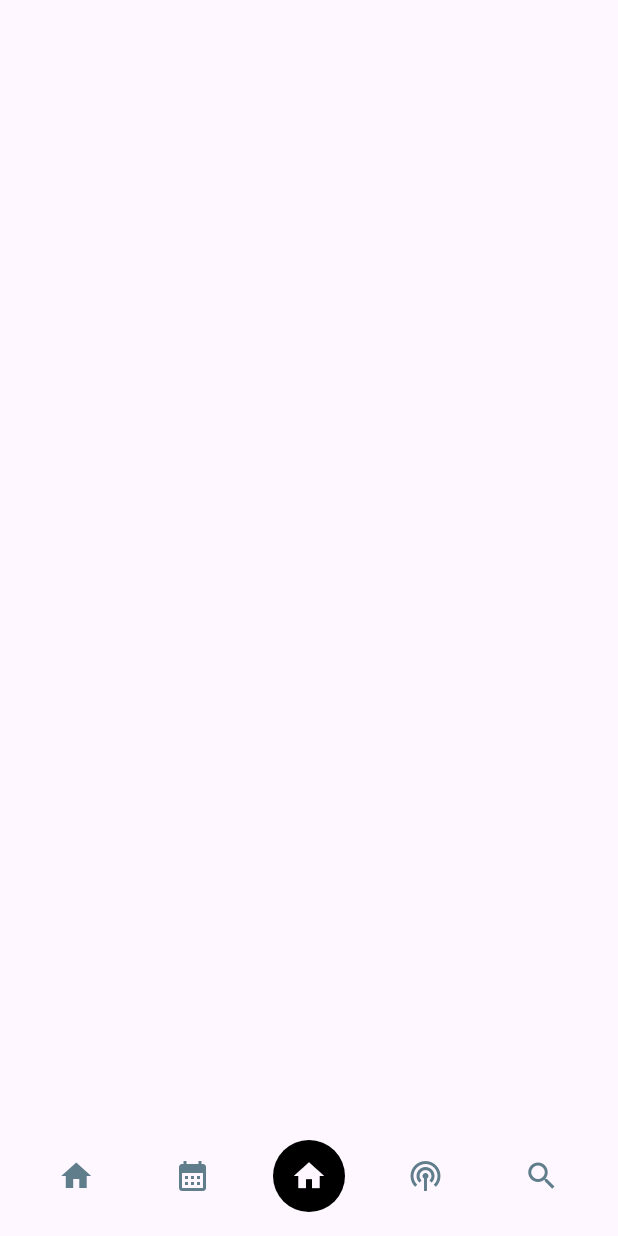
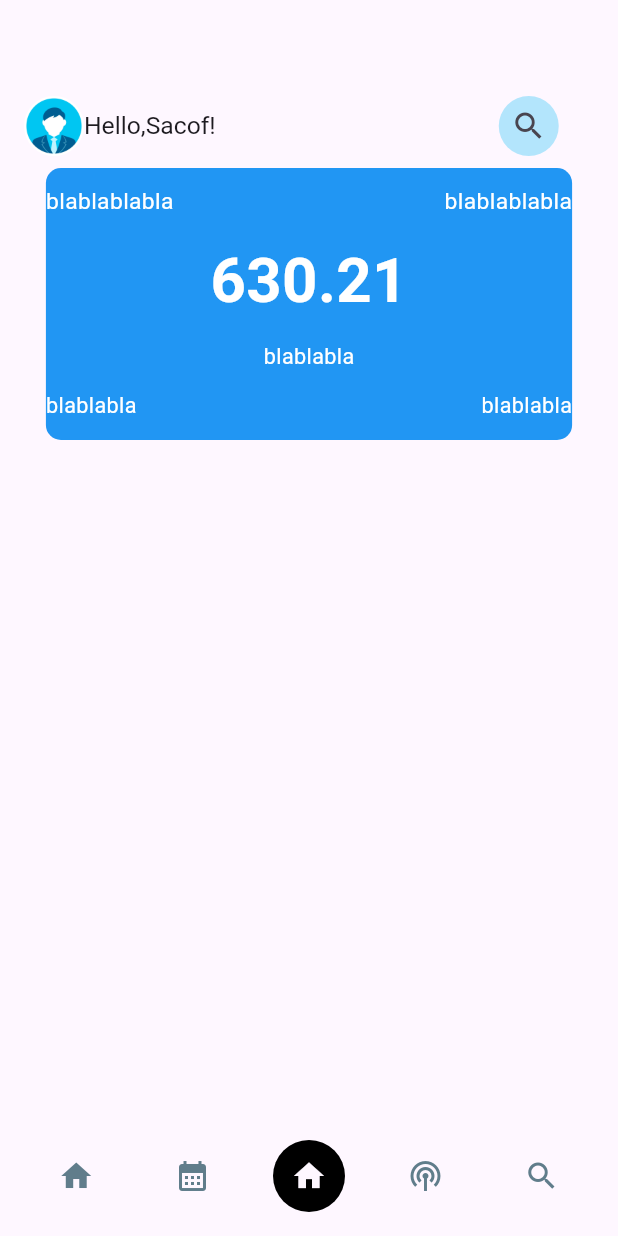
Before and after one commit to Honorine684/fluterrDay02, a Flutter app: the screen it shows after launch, on a phone screen of 412 x 824 dp. Run offline on Flutter 3.47's test engine with Material 3 defaults, Android fonts, the phone set to English and light mode, and no system bars; drawn by our look-alikes of flutter_snake_navigationbar.

Commit message:
Mise en place de l appbar [animation recherche] et [conception carte de visualisation]

```diff
--- a/pay/lib/Home.dart
+++ b/pay/lib/Home.dart
@@ -1,22 +1,128 @@
 import 'package:flutter/material.dart';
 
-class Home extends StatefulWidget{
+class Home extends StatefulWidget {
   const Home({super.key});
 
   @override
   State<Home> createState() {
     return HomeState();
   }
+}
 
-}
-class HomeState extends State<Home>{
+class HomeState extends State<Home> {
+  bool voirRecherche = false;
+  final TextEditingController searchController = TextEditingController();
+  @override
+  void dispose() {
+  searchController.dispose();
+    super.dispose();
+  }
+  @override
+  Widget build(BuildContext context) {
+    final largeurEcran = MediaQuery.of(context).size.width;
+    final hauteurEcran = MediaQuery.of(context).size.height;
+    return Scaffold(
+      appBar: AppBar(
+        title: AnimatedCrossFade(
+            firstChild: Row(
+
+              children: [
+                CircleAvatar(
+                  backgroundColor: Colors.white,
+                  child: Image.asset("assets/images/avatar.png",
+                      width: largeurEcran * 0.13, height: hauteurEcran * 0.13),
+                ),
+
+                Text(
+                  "Hello,Sacof!",
+                  style: TextStyle(fontSize: largeurEcran * 0.04),
+                ),
+              ],
+            ),
+            secondChild: TextField(
+              keyboardType: TextInputType.text,
+              cursorColor: Color(0xFF075E54),
+              decoration: InputDecoration(
+                hintText: 'Rechercher...',
+                hintStyle: TextStyle(color: Colors.black),
+                border: OutlineInputBorder(
+                  borderRadius: BorderRadius.circular(80),
+                  borderSide: BorderSide(width: 0, style: BorderStyle.none),
+                ),
+                filled: true,
+                contentPadding: EdgeInsets.all(8),
+              ),
+              controller: searchController,
+            ),
+            crossFadeState: voirRecherche
+                ? CrossFadeState.showSecond
+                : CrossFadeState.showFirst,
+            duration: Duration(milliseconds: 300)),
+        actions: [
+          Container(
+            margin: EdgeInsets.all(8),
+            decoration: BoxDecoration(
+              shape: BoxShape.circle,
+              color: Colors.lightBlue.shade100
+            ),
+            width: largeurEcran*0.25,
+            height: hauteurEcran*0.25,
+            child:
+          IconButton(
+            onPressed: () => setState(() {
+              voirRecherche = !voirRecherche;
+              if(!voirRecherche){
+                searchController.clear();
+              }
+            }),
+         icon: Icon(voirRecherche ? Icons.close :Icons.search)))
+         ],
+      ),
+
+      body: SingleChildScrollView(
+        padding: EdgeInsets.symmetric(horizontal: largeurEcran*0.05),
+        child: Column(
+          mainAxisAlignment: MainAxisAlignment.start,
+          children: [
+            Padding(padding: EdgeInsets.only(right: 10,left: 10),
+            child:
+
+            Container(
+             // margin: EdgeInsets.only(right: 10,left: 10),
+              width: largeurEcran*0.9,
+              height: hauteurEcran*0.22,
+              decoration: BoxDecoration(
+                borderRadius: BorderRadius.circular(10),
+                color: Colors.blue
+              ),
+              child: Column(
+                mainAxisAlignment: MainAxisAlignment.spaceEvenly,
+                children: [
+                  Row(
+                    mainAxisAlignment: MainAxisAlignment.spaceBetween,
+                    children: [
+                      Text("blablablabla",style: TextStyle(fontSize: largeurEcran*0.037,color: Colors.white),),
+                      Text("blablablabla",style: TextStyle(fontSize: largeurEcran*0.037,color: Colors.white),)
+                    ],
+                  ),
 
 
-  @override
-  Widget build(BuildContext context) {
-    return Scaffold(
+                  Text("630.21",style: TextStyle(fontSize: largeurEcran*0.1,fontWeight: FontWeight.bold,color: Colors.white),),
+                  Text("blablabla",style: TextStyle(fontSize: largeurEcran*0.035,color: Colors.white),),
+                  Row(
+                    mainAxisAlignment: MainAxisAlignment.spaceBetween,
+                    children: [
+                      Text("blablabla",style: TextStyle(fontSize: largeurEcran*0.035,color: Colors.white),),
+                      Text("blablabla",style: TextStyle(fontSize: largeurEcran*0.035,color: Colors.white),)
+                    ],
+                  )
 
+                ],
+              ),
+            )
+        )],
+        ),
+      ),
     );
   }
-
 }
--- a/pay/pubspec.yaml
+++ b/pay/pubspec.yaml
@@ -59,8 +59,8 @@ flutter:
   uses-material-design: true
 
   # To add assets to your application, add an assets section, like this:
-  # assets:
-  #   - images/a_dot_burr.jpeg
+  assets:
+    - assets/images/avatar.png
   #   - images/a_dot_ham.jpeg
 
   # An image asset can refer to one or more resolution-specific "variants", see
```
Also changed, not shown: pay/assets/images/avatar.png (added).
